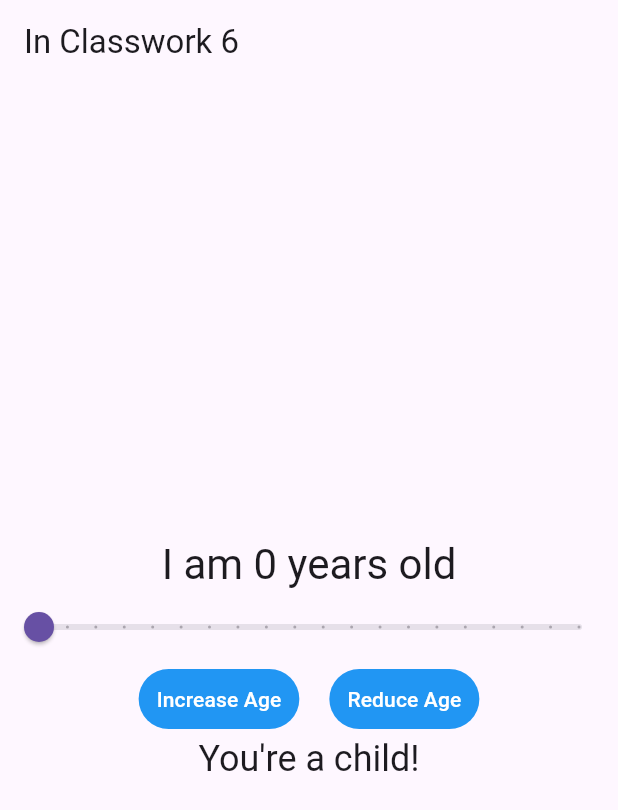
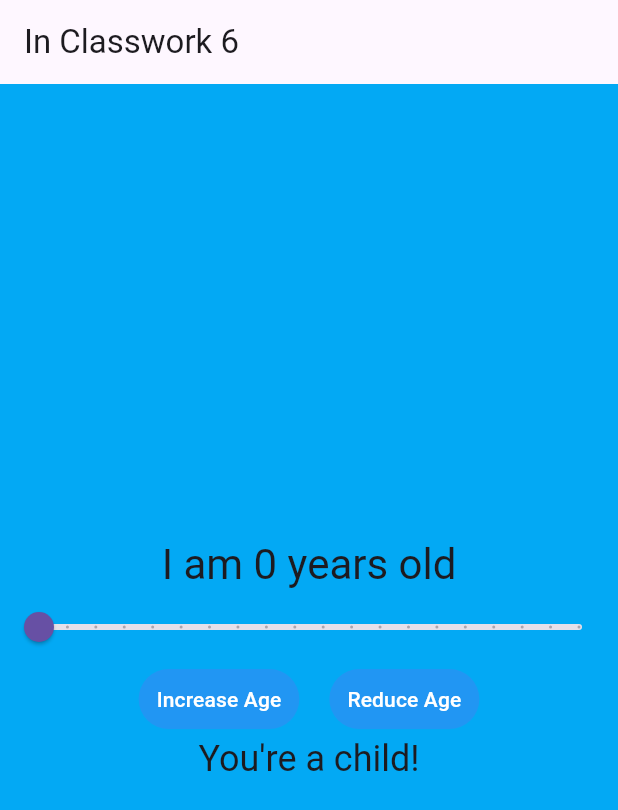
Before and after one commit to fheise1/incw6--MAD-, a Flutter app: the screen it shows after launch, after a tap on "Increase Age", after a tap on "Reduce Age", on a phone screen of 412 x 824 dp. Shown: the top 810 px of the screen. Run offline on Flutter 3.47's test engine with Material 3 defaults, Android fonts, the phone set to English and light mode, and no system bars; missing offline and left inert: window_size.

Commit message:
added background color change depending on age range

```diff
--- a/lib/main.dart
+++ b/lib/main.dart
@@ -50,6 +50,7 @@ class Counter with ChangeNotifier {
   int age = 0;
   int step = 1;
   String ageText = "You're a child!";
+  Color backgroundColor = Colors.white;
 
   void setStep(double newStep) {
     step = newStep.toInt();
@@ -72,14 +73,19 @@ class Counter with ChangeNotifier {
   void ageRange() {
     if (age < 13) {
       ageText = "You're a child!";
+      backgroundColor = Colors.lightBlue;
     } else if (age < 20) {
       ageText = "Teenager Time!";
+      backgroundColor = Colors.lightGreen;
     } else if (age < 30) {
       ageText = "You're a young adult!";
+      backgroundColor = Colors.yellowAccent;
     } else if (age < 50) {
       ageText = "You're an adult now!";
+      backgroundColor = Colors.orange;
     } else {
       ageText = "Golden Years!";
+      backgroundColor = Colors.grey;
     }
   }
 }
@@ -109,36 +115,32 @@ class MyHomePage extends StatelessWidget {
       appBar: AppBar(
         title: const Text('In Classwork 6'),
       ),
-      body: Center(
+      body: Consumer<Counter>(
+        builder: (context, counter, child) => Container(
+          color: counter.backgroundColor,
+          child: Center(
             child: Column(
               mainAxisAlignment: MainAxisAlignment.center,
               children: <Widget>[
-            Consumer<Counter>(
-              builder: (context, counter, child) => Text(
+                Text(
                   'I am ${counter.age} years old',
                   style: Theme.of(context).textTheme.headlineMedium,
                 ),
-            ),
-            Consumer<Counter>(
-              builder: (context, counter, child) => Slider(
+                Slider(
                   value: counter.step.toDouble(),
                   min: 1,
                   max: 20,
                   divisions: 19,
-                label: '${counter.step}',
+                  label: 'Increase/Decrease by ${counter.step}',
                   onChanged: (value) {
                     counter.setStep(value);
                   },
-              ),
                 ),
                 Row(
                   mainAxisAlignment: MainAxisAlignment.center,
                   children: [
                     TextButton(
-                  onPressed: () {
-                    var counter = context.read<Counter>();
-                    counter.increment();
-                  },
+                      onPressed: counter.increment,
                       style: TextButton.styleFrom(
                         backgroundColor: Colors.blue,
                         foregroundColor: Colors.white,
@@ -147,10 +149,7 @@ class MyHomePage extends StatelessWidget {
                     ),
                     const SizedBox(width: 20),
                     TextButton(
-                  onPressed: () {
-                    var counter = context.read<Counter>();
-                    counter.decrement();
-                  },
+                      onPressed: counter.decrement,
                       style: TextButton.styleFrom(
                         backgroundColor: Colors.blue,
                         foregroundColor: Colors.white,
@@ -159,13 +158,13 @@ class MyHomePage extends StatelessWidget {
                     ),
                   ],
                 ),
-            Consumer<Counter>(
-              builder: (context, counter, child) => Text(
+                Text(
                   counter.ageText,
                   style: Theme.of(context).textTheme.headlineSmall,
                 ),
+              ],
             ),
-          ],
+          ),
         ),
       ),
     );
```
Lines whose indentation alone changed are shown as unchanged.
